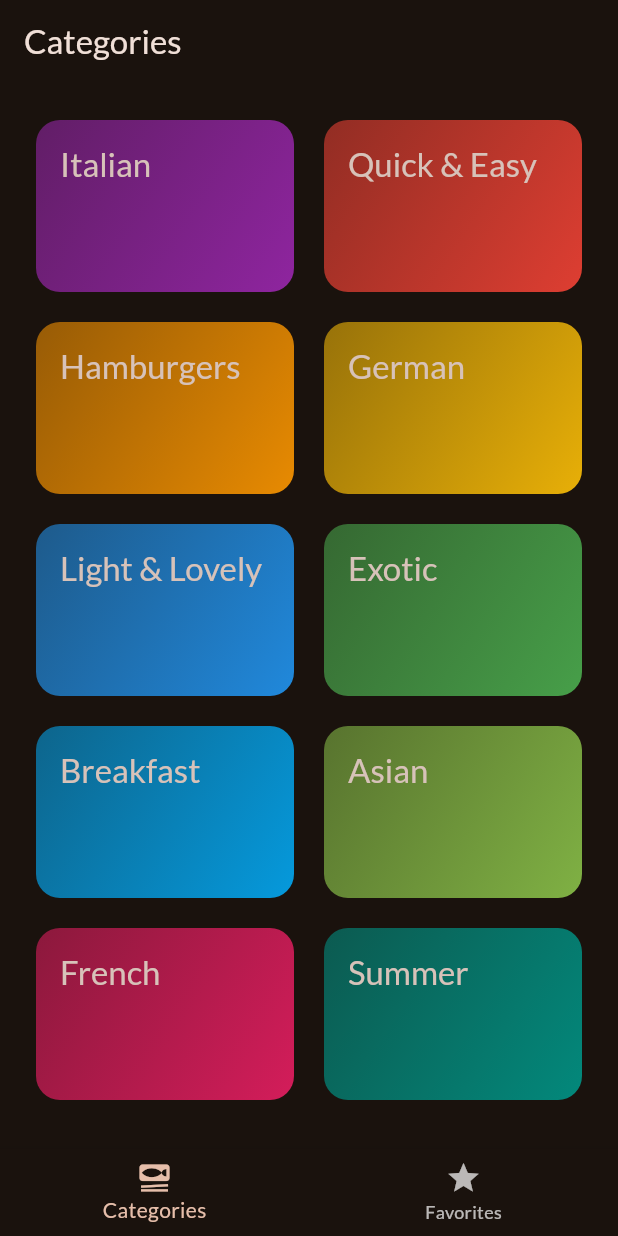
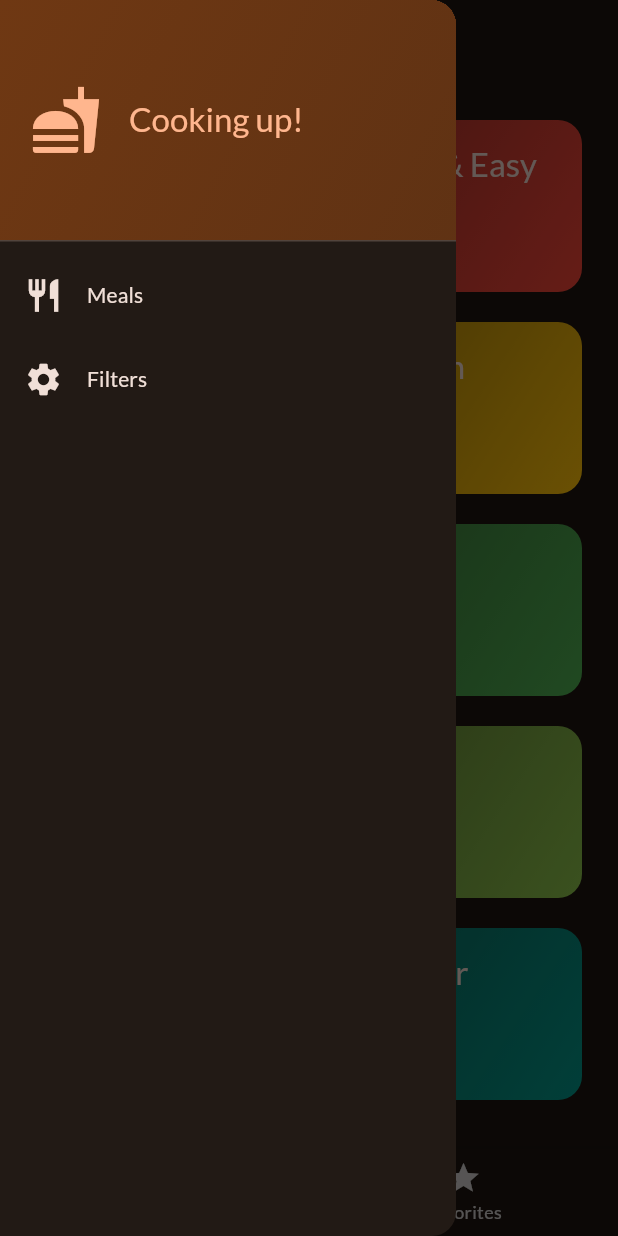
Before and after one commit to subhava06/Tummy_Tap, a Flutter app: the screen it shows after launch, with the side drawer open (before the commit the screen has no drawer), on a phone screen of 412 x 824 dp. Run offline on Flutter 3.47's test engine with Material 3 defaults, Android fonts, the phone set to English and light mode, and no system bars; our stand-ins replace google_fonts, transparent_image.

Commit message:
Filter settings, saving filters, drawer widget

```diff
--- a/lib/main.dart
+++ b/lib/main.dart
@@ -1,9 +1,9 @@
 import 'package:flutter/material.dart';
 
 import 'package:google_fonts/google_fonts.dart';
-import 'package:meals/data/dummy_data.dart';
-import 'package:meals/screens/categories.dart';
-import 'package:meals/screens/meals.dart';
+//import 'package:meals/data/dummy_data.dart';
+//import 'package:meals/screens/categories.dart';
+//import 'package:meals/screens/meals.dart';
 import 'package:meals/screens/tabs.dart';
 
 final theme = ThemeData(
--- a/lib/screens/categories.dart
+++ b/lib/screens/categories.dart
@@ -4,15 +4,26 @@
 import 'package:meals/widgets/category_grid_item.dart';
 
 import '../models/category.dart';
+import '../models/meal.dart';
+
 class CategoriesScreen extends StatelessWidget {
-  const CategoriesScreen({super.key});
+  const CategoriesScreen({
+    super.key,
+    required this.onToggleFavorite,
+    required this.availableMeals,
+  });
+
+final void Function(Meal meal) onToggleFavorite;
+final List<Meal> availableMeals;
 
   //method to call when we press a category
   void _selectCategory(BuildContext context, Category category) {
-   final filteredMeals = dummyMeals.where((meal) => meal.categories.contains(category.id)).toList();
+   final filteredMeals = availableMeals
+       .where((meal) => meal.categories.contains(category.id)).toList();
     Navigator.of(context).
     push(MaterialPageRoute(
         builder: (ctx)=>MealsScreen(
+            onToggleFavorite: onToggleFavorite,
             title: category.title,
             meals: filteredMeals,
         ),
--- a/lib/screens/tabs.dart
+++ b/lib/screens/tabs.dart
@@ -1,7 +1,18 @@
 import 'package:flutter/material.dart';
+import 'package:meals/data/dummy_data.dart';
 import 'package:meals/screens/categories.dart';
+import 'package:meals/screens/filters.dart';
 import 'package:meals/screens/meals.dart';
+import 'package:meals/widgets/main_drawer.dart';
 
+import '../models/meal.dart';
+
+var kInitialFilters = {
+  Filter.glutenFree : false,
+  Filter.lactoseFree : false,
+  Filter.vegetarian : false,
+  Filter.vegan : false,
+};
 
 class TabsScreen extends StatefulWidget {
   const TabsScreen({super.key});
@@ -13,6 +24,40 @@
 class _TabsScreenState extends State<TabsScreen> {
 
   int _selectedPageIndex = 0;
+  final List<Meal> _favoriteMeals = [];
+  //store the selected filters
+  Map<Filter, bool> _selectedFilters = kInitialFilters ;
+
+  void _showInfoMessage(String message)
+  {
+    ScaffoldMessenger.of(context).clearSnackBars();
+    ScaffoldMessenger.of(context).showSnackBar(
+      SnackBar(
+          content: Text(message),
+      ),
+    );
+
+  }
+
+  // Function to add or remove a meal from favorites
+  void _toggleMealFavoriteStatus(Meal meal)
+  {
+    final isExisting = _favoriteMeals.contains(meal); // to check if the meal is already in the list
+    if(isExisting)
+      {
+        setState(() {
+          _favoriteMeals.remove(meal);
+
+        });
+        _showInfoMessage('Meal is no longer a favorite');
+      }
+    else {
+      setState(() {
+        _favoriteMeals.add(meal);
+      });
+      _showInfoMessage('Marked as a favorite');
+    }
+  }
 
   void _selectPage(int index) {
     setState(() {
@@ -20,20 +65,56 @@
     });
   }
 
+  //allows to open the screen as selected in the drawer widget: passed from function in the main_drawer.dart file
+  void _setScreen(String identifier) async {
+    Navigator.of(context).pop();
+   if(identifier == 'filters') {
+
+    final result = await Navigator.of(context).push<Map<Filter, bool>>(
+      MaterialPageRoute(builder: (ctx) => FiltersScreen(currentFilters: _selectedFilters,)),
+    );
+    setState(() {
+      _selectedFilters = result ?? kInitialFilters;
+    });
+
+   }
+  }
+
   @override
   Widget build(BuildContext context) {
-    Widget activePage = CategoriesScreen();
+    final availableMeals = dummyMeals.where((meal){
+      if(_selectedFilters[Filter.glutenFree]! && !meal.isGlutenFree)
+        {return false;}
+      if(_selectedFilters[Filter.lactoseFree]! && !meal.isLactoseFree)
+        {return false;}
+      if(_selectedFilters[Filter.vegetarian]! && !meal.isVegetarian)
+        {return false;}
+      if(_selectedFilters[Filter.vegan]! && !meal.isVegan)
+        {return false;}
+      return true;
+    }
+    ).toList();
+
+    Widget activePage = CategoriesScreen(
+      onToggleFavorite: _toggleMealFavoriteStatus ,
+      availableMeals: availableMeals,
+    );
+
     var activePageTitle = 'Categories';
 
     if(_selectedPageIndex == 1)
       {
-        activePage = MealsScreen(meals: []);
+        activePage = MealsScreen(
+          meals: _favoriteMeals,
+          onToggleFavorite: _toggleMealFavoriteStatus,
+        );
         activePageTitle = 'Your favorites';
       }
     return Scaffold(
       appBar: AppBar(
         title: Text(activePageTitle),
       ),
+      drawer: MainDrawer(onSelectScreen: _setScreen,),
       body: activePage,
       bottomNavigationBar: BottomNavigationBar(
         currentIndex: _selectedPageIndex,
--- /dev/null
+++ b/lib/widgets/main_drawer.dart
@@ -0,0 +1,73 @@
+import 'package:flutter/material.dart';
+
+class MainDrawer extends StatelessWidget {
+  const MainDrawer({
+    super.key,
+    required this.onSelectScreen,
+  });
+
+  final void Function(String identifier) onSelectScreen;
+
+  @override
+  Widget build(BuildContext context) {
+    return Drawer(
+      child: Column(
+        children: [
+          DrawerHeader(
+            padding: EdgeInsets.all(20),
+              decoration: BoxDecoration(
+                gradient: LinearGradient(
+                    colors: [
+                    Theme.of(context).colorScheme.primaryContainer,
+                     Theme.of(context).colorScheme.primaryContainer.withValues(alpha:0.8),
+                    ],
+                begin: Alignment.topLeft ,
+                end: Alignment.bottomRight,
+                ),
+              ),
+              child: Row(
+                children: [
+                  Icon(Icons.fastfood,size: 48, color: Theme.of(context).colorScheme.primary,),
+                  SizedBox(width: 18,),
+                  Text('Cooking up!',
+                    style: Theme.of(context).textTheme.titleLarge!.copyWith(
+                      color: Theme.of(context).colorScheme.primary,
+                    ),
+                  ),
+                ],
+              ),
+          ),
+          ListTile(
+            leading: Icon(Icons.restaurant,
+                size: 26,
+                color: Theme.of(context).colorScheme.onSurface
+            ),
+            title: Text('Meals',
+              style: Theme.of(context).textTheme.titleSmall!.copyWith(
+              color: Theme.of(context).colorScheme.onSurface,
+            ),
+            ),
+            onTap: () {
+              onSelectScreen('meals');
+            },// to navigate to diff screen
+          ),
+
+          ListTile(
+            leading: Icon(Icons.settings,
+                size: 26,
+                color: Theme.of(context).colorScheme.onSurface
+            ),
+            title: Text('Filters',
+              style: Theme.of(context).textTheme.titleSmall!.copyWith(
+              color: Theme.of(context).colorScheme.onSurface,
+            ),
+            ),
+            onTap: () {
+              onSelectScreen('filters');
+            },// to navigate to diff screen
+          ),
+        ],
+      ),
+    );
+  }
+}
```
Also changed, not shown: lib/screens/filters.dart (added, +157 -0 lines), lib/screens/meal_details.dart (+10 -0 lines), lib/screens/meals.dart (+9 -1 lines).
